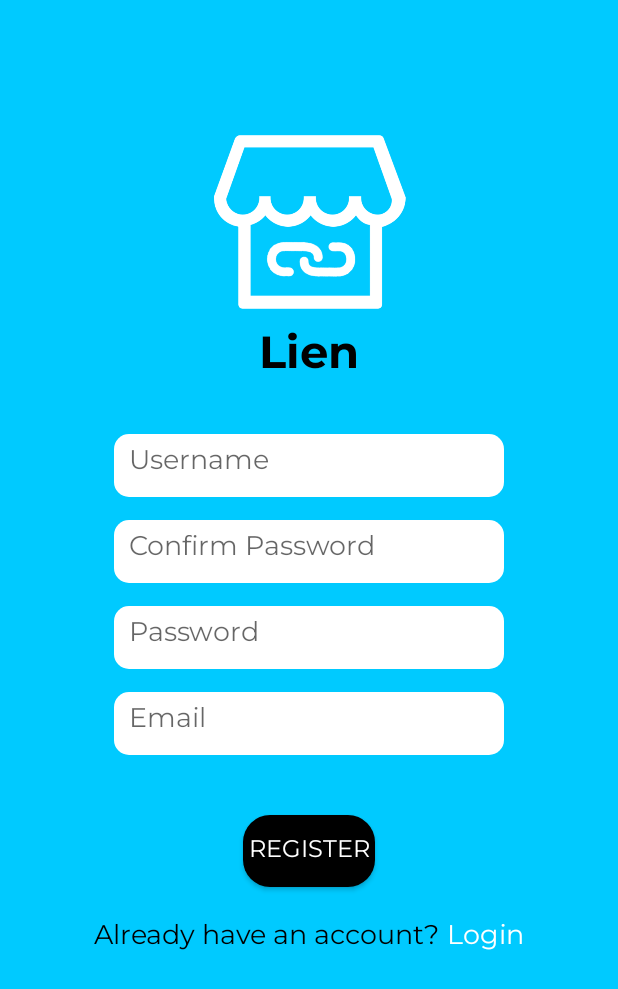
After one commit to matryoshkaa/ShopManagement, an Android app: the Register screen opened directly, with no data from a screen before it, on a phone screen of 412 x 824 dp. The commit adds this screen. Shown: the top 989 px of the screen. Run offline under Robolectric (Android 15) with nearby library versions, the light colour scheme and no system bars; our stand-ins replace Firebase (no records; nobody signed in at launch, a user with empty details on screens opened directly).

Commit message:
Login/Register pages completed!

```diff
--- a/app/build.gradle
+++ b/app/build.gradle
@@ -27,9 +27,9 @@ dependencies {
     implementation fileTree(dir: "libs", include: ["*.jar"])
     implementation 'androidx.appcompat:appcompat:1.2.0'
     implementation 'androidx.constraintlayout:constraintlayout:2.0.4'
-    implementation 'com.google.firebase:firebase-firestore:21.5.0'
+    implementation 'com.google.firebase:firebase-firestore:22.0.0'
     implementation 'com.google.firebase:firebase-auth:20.0.0'
-    testImplementation 'junit:junit:4.12'
+    testImplementation 'junit:junit:4.13'
     androidTestImplementation 'androidx.test.ext:junit:1.1.2'
     androidTestImplementation 'androidx.test.espresso:espresso-core:3.3.0'
 
--- a/app/src/main/AndroidManifest.xml
+++ b/app/src/main/AndroidManifest.xml
@@ -9,7 +9,9 @@
         android:roundIcon="@mipmap/ic_launcher_round"
         android:supportsRtl="true"
         android:theme="@style/AppTheme">
-        <activity android:name=".SignIn"/>
+        <activity android:name=".Dashboard"/>
+        <activity android:name=".Register" />
+        <activity android:name=".SignIn" />
         <activity android:name=".SplashScreen">
             <intent-filter>
                 <action android:name="android.intent.action.MAIN" />
--- /dev/null
+++ b/app/src/main/java/com/example/shopmanagement/Register.java
@@ -0,0 +1,153 @@
+package com.example.shopmanagement;
+
+import androidx.annotation.NonNull;
+import androidx.appcompat.app.AppCompatActivity;
+
+import android.app.Activity;
+import android.app.ProgressDialog;
+import android.content.Intent;
+import android.os.Bundle;
+import android.util.Log;
+import android.view.View;
+import android.view.WindowManager;
+import android.widget.Button;
+import android.widget.EditText;
+import android.widget.TextView;
+import android.widget.Toast;
+
+import com.google.android.gms.tasks.OnCompleteListener;
+import com.google.android.gms.tasks.OnFailureListener;
+import com.google.android.gms.tasks.OnSuccessListener;
+import com.google.android.gms.tasks.Task;
+import com.google.firebase.auth.AuthResult;
+import com.google.firebase.auth.FirebaseAuth;
+import com.google.firebase.firestore.DocumentReference;
+import com.google.firebase.firestore.FirebaseFirestore;
+import com.google.firebase.firestore.SetOptions;
+
+import java.util.HashMap;
+import java.util.Map;
+
+public class Register extends Activity {
+
+    private static final String TAG = "-----------------------";
+
+    private TextView loginText;
+    private EditText userName, userEmail,password,confirmPass;
+    private Button registerButton;
+
+    ProgressDialog progressDialog;
+    private FirebaseAuth mAuth;
+    private FirebaseFirestore db;
+    DocumentReference documentReference;
+
+    String userId;
+
+    @Override
+    protected void onCreate(Bundle savedInstanceState) {
+        super.onCreate(savedInstanceState);
+        setContentView(R.layout.activity_register);
+        getWindow().setFlags(WindowManager.LayoutParams.FLAG_FULLSCREEN,WindowManager.LayoutParams.FLAG_FULLSCREEN);
+
+        progressDialog = new ProgressDialog(this);
+        mAuth = FirebaseAuth.getInstance();
+        db = FirebaseFirestore.getInstance();
+
+
+        //Directs user back to login page on clicking 'Login'
+        loginText= (TextView) findViewById(R.id.loginText);
+        loginText.setOnClickListener(new View.OnClickListener(){
+            @Override
+            public void onClick(View v){
+                Intent intent=new Intent(Register.this,SignIn.class);
+                startActivity(intent);
+            }
+        });
+
+        //Getting variable values using their IDs
+        userName = (EditText)findViewById(R.id.userProfileName);
+        userEmail = (EditText)findViewById(R.id.userEmail);
+        password = (EditText) findViewById(R.id.password);
+        confirmPass = (EditText) findViewById(R.id.confirmPass);
+        registerButton = (Button) findViewById(R.id.registerButton);
+
+
+        registerButton.setOnClickListener(new View.OnClickListener(){
+
+            @Override
+            public void onClick(View view){
+
+                String user=userName.getText().toString();
+                String email = userEmail.getText().toString();
+                String userPassword = password.getText().toString();
+                String confirmPassword = confirmPass.getText().toString();
+
+                if(email.isEmpty()){
+                    userEmail.setError("Please enter your email");
+                    userEmail.requestFocus(); }
+                else if(userPassword.isEmpty()){
+                    password.setError("Please enter your password");
+                    password.requestFocus();}
+                else if(userPassword.length()<7){
+                    password.setError("Password must be more than 6 characters");
+                    password.requestFocus();
+                }
+                else if(user.isEmpty()){
+                    userName.setError("Please enter your username");
+                    userName.requestFocus(); }
+                else if(confirmPassword.isEmpty()){
+                    confirmPass.setError("Please enter your password");
+                    confirmPass.requestFocus(); }
+                else {
+                    //CHECK IF PASSWORD IS >= 6 characters
+                    progressDialog.setMessage("Creating account...");
+                    progressDialog.show();
+                    if(userPassword.equals(confirmPassword)){
+
+                        mAuth.createUserWithEmailAndPassword(email, userPassword)
+                                .addOnCompleteListener(Register.this, new OnCompleteListener<AuthResult>() {
+                                    @Override
+                                    public void onComplete(@NonNull Task<AuthResult> task) {
+                                        progressDialog.dismiss();
+
+                                        if (!task.isSuccessful()) {
+                                            password.setError("Registration unsuccessful.");
+                                        }else {
+                                            Toast.makeText(Register.this, "Registration Successful", Toast.LENGTH_LONG);
+
+                                            // insert data in firestore
+                                            userId = mAuth.getCurrentUser().getUid();
+                                            documentReference = db.collection("Users").document(userId);
+
+                                            Map<String, String> appUser = new HashMap<>();
+                                            appUser.put("Email", userEmail.getText().toString());
+                                            appUser.put("User Name", userName.getText().toString());
+
+                                            documentReference.set(appUser).addOnSuccessListener(new OnSuccessListener<Void>() {
+                                                @Override
+                                                public void onSuccess(Void aVoid) {
+                                                    Log.d(TAG, "User Created" );
+                                                    Toast.makeText(Register.this, "Account has been created!", Toast.LENGTH_SHORT).show();
+
+                                                }
+                                            }).addOnFailureListener(new OnFailureListener() {
+                                                @Override
+                                                public void onFailure(@NonNull Exception e) {
+                                                    Log.d(TAG, "onFailure" + e.getMessage());
+                                                }
+                                            });
+                                        }
+                                    }
+
+                                });
+                    }else{
+                        progressDialog.dismiss();
+                        password.setError("Password is not the same");
+                    }
+                }
+            }
+        });
+
+
+    }
+}
--- /dev/null
+++ b/app/src/main/res/drawable/round_black_rect.xml
@@ -0,0 +1,7 @@
+<?xml version="1.0" encoding="utf-8"?>
+<shape xmlns:android="http://schemas.android.com/apk/res/android" android:shape="rectangle" >
+
+    <solid android:color="#000" />
+    <corners android:radius="18dp" />
+
+</shape>
--- /dev/null
+++ b/app/src/main/res/drawable/round_rect_shape.xml
@@ -0,0 +1,8 @@
+<?xml version="1.0" encoding="utf-8"?>
+<shape xmlns:android="http://schemas.android.com/apk/res/android" android:shape="rectangle" >
+
+    <solid android:color="#ffff" />
+    <corners android:radius="10dp" />
+
+
+</shape>
--- /dev/null
+++ b/app/src/main/res/layout/activity_register.xml
@@ -0,0 +1,151 @@
+<?xml version="1.0" encoding="utf-8"?>
+<RelativeLayout xmlns:android="http://schemas.android.com/apk/res/android"
+    xmlns:tools="http://schemas.android.com/tools"
+    android:layout_width="match_parent"
+    android:layout_height="match_parent"
+    tools:context=".Register"
+    android:background="#00CAFF">
+
+    <LinearLayout
+        android:layout_width="match_parent"
+        android:layout_height="wrap_content"
+        android:orientation="vertical">
+
+        <ImageView
+            android:id="@+id/logo"
+            android:layout_width="165dp"
+            android:layout_marginTop="80dp"
+            android:layout_gravity="center"
+            android:layout_height="135dp"
+            android:contentDescription="@string/todo"
+            android:src="@drawable/lien_logo" />
+
+    <TextView
+        android:id="@+id/lienHeader"
+        android:layout_width="match_parent"
+        android:layout_height="wrap_content"
+        android:gravity="center"
+        android:fontFamily="@font/montserrat_bold"
+        android:text="@string/lien"
+        android:textColor="#000000"
+        android:textSize="30sp" />
+
+        <LinearLayout
+            android:layout_width="match_parent"
+            android:layout_height="wrap_content"
+            android:weightSum="4"
+            android:orientation="vertical">
+
+            <EditText
+                android:id="@+id/userProfileName"
+                android:layout_weight="1"
+                android:layout_marginTop="30dp"
+                android:layout_gravity="center"
+                android:layout_width="260dp"
+                android:layout_height="42dp"
+                android:autofillHints=""
+                android:background="@drawable/round_rect_shape"
+                android:ems="10"
+                android:fontFamily="@font/montserrat"
+                android:hint="@string/username"
+                android:inputType="textPersonName"
+                android:padding="10dp"
+                android:textColor="#000000" />
+
+            <EditText
+                android:id="@+id/confirmPass"
+                android:layout_marginTop="15dp"
+                android:layout_weight="1"
+                android:layout_gravity="center"
+                android:layout_width="260dp"
+                android:layout_height="42dp"
+                android:background="@drawable/round_rect_shape"
+                android:ems="10"
+                android:fontFamily="@font/montserrat"
+                android:hint="@string/confirm_password"
+                android:inputType="textPassword"
+                android:padding="10dp"
+                android:autofillHints="" />
+
+            <EditText
+                android:id="@+id/password"
+                android:layout_width="260dp"
+                android:layout_height="42dp"
+                android:layout_gravity="center"
+                android:layout_marginTop="15dp"
+                android:layout_weight="1"
+                android:autofillHints=""
+                android:background="@drawable/round_rect_shape"
+                android:ems="10"
+                android:fontFamily="@font/montserrat"
+                android:hint="@string/password"
+                android:inputType="textPassword"
+                android:padding="10dp"
+                android:textColor="#000000" />
+
+
+            <EditText
+                android:id="@+id/userEmail"
+                android:layout_width="260dp"
+                android:layout_height="42dp"
+                android:layout_marginTop="15dp"
+                android:layout_weight="1"
+                android:layout_gravity="center"
+                android:autofillHints=""
+                android:background="@drawable/round_rect_shape"
+                android:ems="10"
+                android:fontFamily="@font/montserrat"
+                android:hint="@string/email"
+                android:inputType="textEmailAddress"
+                android:layout_marginBottom="10dp"
+                android:padding="10dp" />
+
+        </LinearLayout>
+
+            <Button
+                android:id="@+id/registerButton"
+                android:layout_width="wrap_content"
+                android:layout_height="wrap_content"
+                android:layout_marginTop="30dp"
+                android:layout_gravity="center"
+                android:background="@drawable/round_black_rect"
+                android:fontFamily="@font/montserrat"
+                android:text="@string/register"
+                android:textColor="#FFFFFF"
+                android:textSize="16sp" />
+
+        <LinearLayout
+            android:layout_width="match_parent"
+            android:layout_height="wrap_content"
+            android:layout_marginTop="20dp"
+            android:gravity="center"
+            android:orientation="horizontal">
+
+            <TextView
+                android:id="@+id/extraText"
+                android:layout_width="wrap_content"
+                android:layout_height="wrap_content"
+                android:fontFamily="@font/montserrat"
+                android:layout_gravity="center"
+                android:text="@string/already_have_an_account"
+                android:textColor="#000000"
+                android:textSize="18sp" />
+
+            <TextView
+                android:id="@+id/loginText"
+                android:layout_width="wrap_content"
+                android:layout_height="wrap_content"
+                android:clickable="true"
+                android:paddingStart="5dp"
+                android:fontFamily="@font/montserrat"
+                android:text="@string/login"
+                android:textColor="#FFFFFF"
+                android:textSize="18sp"
+                android:focusable="true" />
+
+        </LinearLayout>
+
+    </LinearLayout>
+
+
+</RelativeLayout>
--- a/app/src/main/res/layout/activity_splash.xml
+++ b/app/src/main/res/layout/activity_splash.xml
@@ -5,7 +5,7 @@
     android:layout_width="match_parent"
     android:layout_height="match_parent"
     tools:context=".SplashScreen"
-    android:background="#BF94E4">
+    android:background="#00CAFF">
 
     <ImageView
         android:id="@+id/logo"
@@ -26,7 +26,7 @@
         android:layout_marginTop="35dp"
         android:fontFamily="@font/montserrat_bold"
         android:text="@string/lien"
-        android:textColor="#734f96"
+        android:textColor="#000000"
         android:textSize="35sp"
         app:layout_constraintBottom_toBottomOf="parent"
         app:layout_constraintEnd_toEndOf="parent"
--- a/app/src/main/res/values/strings.xml
+++ b/app/src/main/res/values/strings.xml
@@ -2,4 +2,14 @@
     <string name="app_name">ShopManagement</string>
     <string name="lien">Lien</string>
     <string name="systemlogo">systemLogo</string>
+    <string name="email">Email</string>
+    <string name="forgot_password">Forgot Password?</string>
+    <string name="register_here">Register here!</string>
+    <string name="todo">TODO</string>
+    <string name="confirm_password">Confirm Password</string>
+    <string name="username">Username</string>
+    <string name="register">Register</string>
+    <string name="already_have_an_account">Already have an account?</string>
+    <string name="password">Password</string>
+    <string name="login">Login</string>
 </resources>
```
Also changed, not shown: app/src/main/java/com/example/shopmanagement/Dashboard.java (added, +15 -0 lines), app/src/main/java/com/example/shopmanagement/SignIn.java (+202 -1 lines), app/src/main/res/layout/activity_dashboard.xml (added, +8 -0 lines), app/src/main/res/layout/activity_signin.xml (+133 -1 lines).
